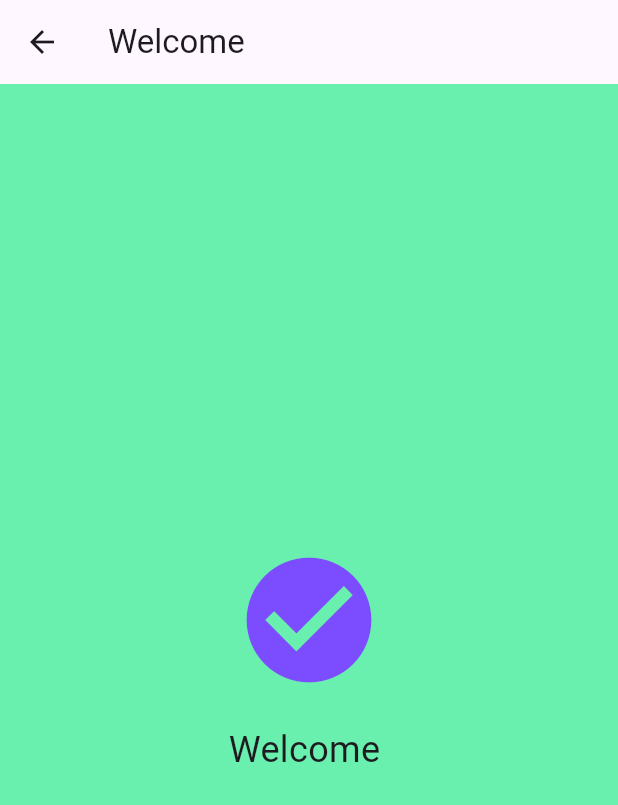
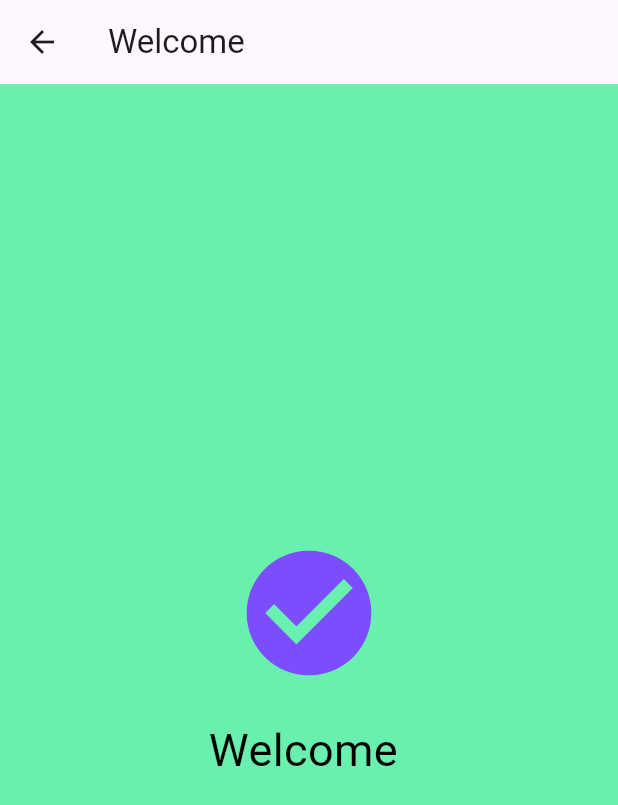
Before and after one commit to WONGJIEYING/JY---Lab-Test, a Flutter app: the screen it shows after launch, after a tap on "Login", on a phone screen of 412 x 824 dp. Shown: the top 805 px of the screen. Run offline on Flutter 3.47's test engine with Material 3 defaults, Android fonts, the phone set to English and light mode, and no system bars.

Commit message:
WONG JIE YING 2350080-DCS

```diff
--- a/labtest/lib/main.dart
+++ b/labtest/lib/main.dart
@@ -116,7 +116,10 @@ class WelcomeScreen extends StatelessWidget {
             SizedBox(height: 20),
             Text(
               'Welcome $username',
-              style: TextStyle(fontSize: 24),
+              style: TextStyle(
+                fontSize: 30, // Change the font size
+                color: Colors.black, // Change the font color
+              ),
             ),
           ],
         ),
```
